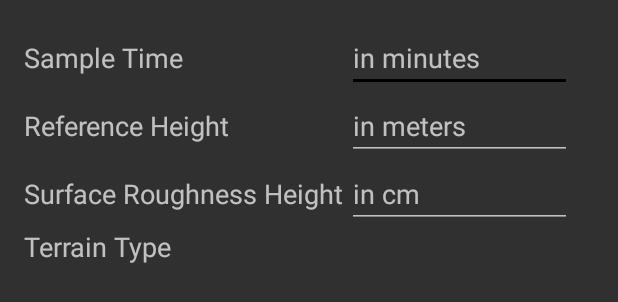
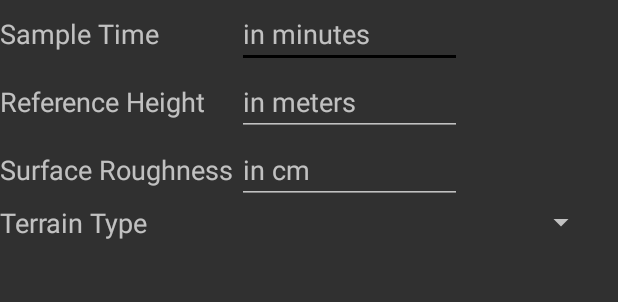
Before and after one commit to Shaniell/hotspotHealthCode, an Android app: the layout additional_data_step_view.xml on its own in the app's theme, with its tools: preview values and no code run, on a phone screen of 412 x 824 dp. Shown: the top 302 px of the screen. Run offline under Robolectric (Android 15) with nearby library versions, the phone set to English and light mode, and no system bars.

Commit message:
* FIX DISPLAY BUG OF ADDITIONAL DATA STEP

```diff
--- a/HotSpotHealthCode/app/src/main/java/com/hotspothealthcode/hotspothealthcode/StepperActivity.java
+++ b/HotSpotHealthCode/app/src/main/java/com/hotspothealthcode/hotspothealthcode/StepperActivity.java
@@ -76,11 +76,10 @@ public abstract class StepperActivity extends AppCompatActivity {
 
         for (Map.Entry<Integer, StepView> entry: this.steps.entrySet())
         {
+            // Check if step valid. DO NOT BREAK THE LOOP SO ALL STEPS WILL BE VALIDATED
             if(!entry.getValue().isValid())
             {
                 areStepsValid = false;
-
-                break;
             }
         }
 
--- a/HotSpotHealthCode/app/src/main/res/layout/additional_data_step_view.xml
+++ b/HotSpotHealthCode/app/src/main/res/layout/additional_data_step_view.xml
@@ -2,9 +2,6 @@
 <GridLayout xmlns:android="http://schemas.android.com/apk/res/android"
     android:layout_width="fill_parent"
     android:layout_height="wrap_content"
-    android:paddingLeft="@dimen/activity_horizontal_margin"
-    android:paddingRight="@dimen/activity_horizontal_margin"
-    android:paddingTop="@dimen/activity_vertical_margin"
     android:paddingBottom="@dimen/activity_vertical_margin">
 
     <TextView android:text="Sample Time"
@@ -12,14 +9,12 @@
         android:textAppearance="?android:attr/textAppearanceMedium"
         android:layout_marginRight="2dp"
         android:layout_row="0"
-        android:layout_column="0"
-        android:layout_gravity="left"/>
+        android:layout_column="0" />
 
     <EditText
         android:id="@+id/etSampleTime"
         android:layout_height="wrap_content"
         android:inputType="numberDecimal"
-        android:layout_gravity="left"
         android:layout_width="150dp"
         android:layout_row="0"
         android:layout_column="1"
@@ -30,32 +25,28 @@
         android:textAppearance="?android:attr/textAppearanceMedium"
         android:layout_marginRight="2dp"
         android:layout_row="1"
-        android:layout_column="0"
-        android:layout_gravity="left"/>
+        android:layout_column="0" />
 
     <EditText
         android:id="@+id/etReferenceHeight"
         android:layout_height="wrap_content"
         android:inputType="numberDecimal"
-        android:layout_gravity="left"
         android:layout_width="150dp"
         android:layout_row="1"
         android:layout_column="1"
         android:hint="in meters" />
 
-    <TextView android:text="Surface Roughness Height"
+    <TextView android:text="Surface Roughness"
         android:id="@+id/tvSurfaceRoughnessHeight"
         android:textAppearance="?android:attr/textAppearanceMedium"
         android:layout_marginRight="2dp"
         android:layout_row="2"
-        android:layout_column="0"
-        android:layout_gravity="left"/>
+        android:layout_column="0"/>
 
     <EditText
         android:id="@+id/etSurfaceRoughnessHeight"
         android:layout_height="wrap_content"
         android:inputType="numberDecimal"
-        android:layout_gravity="left"
         android:layout_width="150dp"
         android:layout_row="2"
         android:layout_column="1"
@@ -66,15 +57,13 @@
         android:textAppearance="?android:attr/textAppearanceMedium"
         android:layout_marginRight="2dp"
         android:layout_row="3"
-        android:layout_column="0"
-        android:layout_gravity="left"/>
+        android:layout_column="0"/>
 
     <Spinner
         android:layout_width="240dp"
         android:layout_height="wrap_content"
         android:id="@+id/spTerrainType"
         android:layout_row="3"
-        android:layout_column="1"
-        android:layout_gravity="left"/>
+        android:layout_column="1"/>
 
 </GridLayout>
```
Also changed, not shown: 1 other file.
